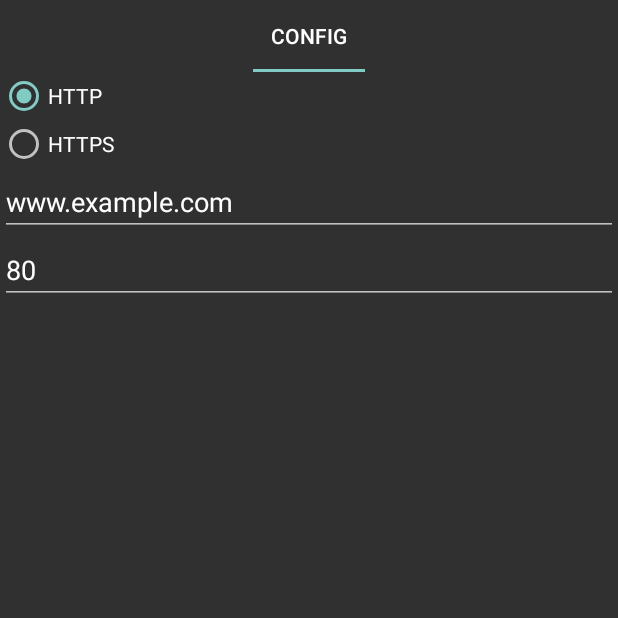
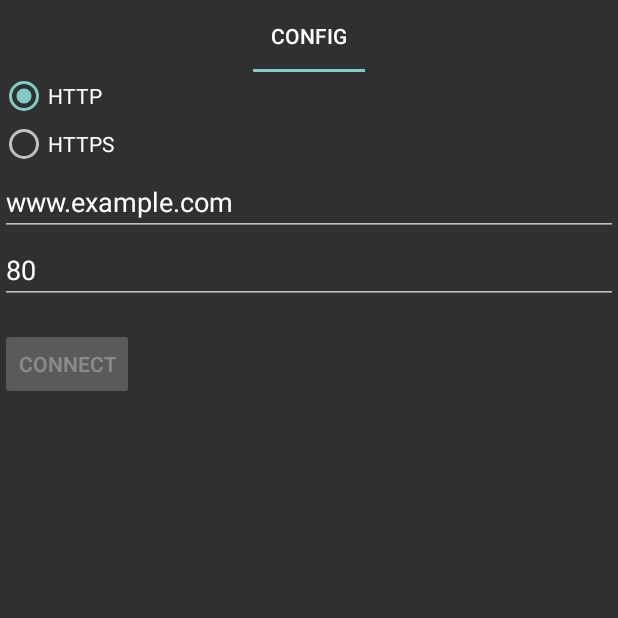
Before and after one commit to SKZ81/auto_watering_system, an Android app: the AppConfFragment screen opened directly, with no data from a screen before it, on a phone screen of 412 x 824 dp, the top half of it. Run offline under Robolectric (Android 15) with nearby library versions, the phone set to English and light mode, and no system bars; 1 statement that could not run was skipped.

Commit message:
Add HTTP server reconnection button
In Config tab, a 'Connect' button is activated when a connection error occurs
For now, simulate successful reconnection.

```diff
--- a/android/SimpleNFC2HTTP/app/src/main/java/com/skz81/simplenfc2http/AppConfFragment.java
+++ b/android/SimpleNFC2HTTP/app/src/main/java/com/skz81/simplenfc2http/AppConfFragment.java
@@ -8,6 +8,7 @@ import android.util.Log;
 import android.view.LayoutInflater;
 import android.view.View;
 import android.view.ViewGroup;
+import android.widget.Button;
 import android.widget.EditText;
 import android.widget.RadioButton;
 import android.widget.RadioGroup;
@@ -23,11 +24,20 @@ public class AppConfFragment extends Fragment
     private EditText serverEditText;
     private EditText portEditText;
     private RadioGroup protocolRadioGroup;
-
+    private Button connectButton;
+    private MainActivity mainActivity;
     private AppConfiguration config;
 
     public AppConfFragment(MainActivity parent) {
         Log.d(TAG, "AppConfFragment ctor... parent = " + parent!=null ? parent.toString() : "null");
+    }
+
+    @Override
+    public void onAttach(@NonNull Context context) {
+        super.onAttach(context);
+        config = AppConfiguration.instance();
+        mainActivity = (MainActivity) context;
+        Log.d(TAG, "WriteTagFragment onAttach... mainActivity=" + ((mainActivity!=null) ? mainActivity.toString() : "null"));
     }
 
     @Override
@@ -37,7 +47,7 @@ public class AppConfFragment extends Fragment
         serverEditText = view.findViewById(R.id.serverEditText);
         portEditText = view.findViewById(R.id.portEditText);
         protocolRadioGroup = view.findViewById(R.id.protocolRadioGroup);
-
+        connectButton = view.findViewById(R.id.connectServerButton);
         config = AppConfiguration.instance();
 
         serverEditText.setText(config.serverAddress());
@@ -80,6 +90,16 @@ public class AppConfFragment extends Fragment
         config.setHttps(checkedId == R.id.httpsRadioButton);
     }
 
+    public void activateConnectButton() {
+        connectButton.setEnabled(true);
+        connectButton.setClickable(true);
+        connectButton.setOnClickListener(v -> {
+            mainActivity.connectServer();
+            connectButton.setClickable(false);
+            connectButton.setEnabled(false);
+        });
+    }
+
     // Implementation needed, but not used.
     @Override
     public void beforeTextChanged(CharSequence s, int start, int count, int after) {}
--- a/android/SimpleNFC2HTTP/app/src/main/java/com/skz81/simplenfc2http/MainActivity.java
+++ b/android/SimpleNFC2HTTP/app/src/main/java/com/skz81/simplenfc2http/MainActivity.java
@@ -85,6 +85,7 @@ public class MainActivity extends FragmentActivity
     public void onServerConnectionError(String error) {
         hideLoadingDialog();
         toastDisplay(TAG, error + "\nPlease check config.", true);
+        runOnUiThread(() -> configTab.activateConnectButton());
     }
 
     private void showLoadingDialog() {
@@ -194,7 +195,10 @@ public class MainActivity extends FragmentActivity
             Toast.makeText(this, "Please enable NFC", Toast.LENGTH_LONG).show();
             Log.w(TAG, "NFC Disabled !..");
         }
+        connectServer();
+    }
 
+    public void connectServer() {
         showLoadingDialog();
         varieties = Varieties.instance(this);
     }
--- a/android/SimpleNFC2HTTP/app/src/main/res/layout/fragment_app_config.xml
+++ b/android/SimpleNFC2HTTP/app/src/main/res/layout/fragment_app_config.xml
@@ -18,6 +18,7 @@
             android:layout_width="wrap_content"
             android:layout_height="wrap_content"
             android:text="HTTPS" />
+
     </RadioGroup>
 
     <EditText
@@ -35,4 +36,16 @@
         android:inputType="number"
         android:hint="Port" />
 
+    <!--  Active when detecting connection error -->
+    <Button
+        android:id="@+id/connectServerButton"
+        android:layout_width="wrap_content"
+        android:layout_height="wrap_content"
+        android:layout_below="@id/portEditText"
+        android:layout_marginTop="16dp"
+        android:clickable="false"
+        android:enabled="false"
+        android:text="Connect" />
+
+
 </RelativeLayout>
```
